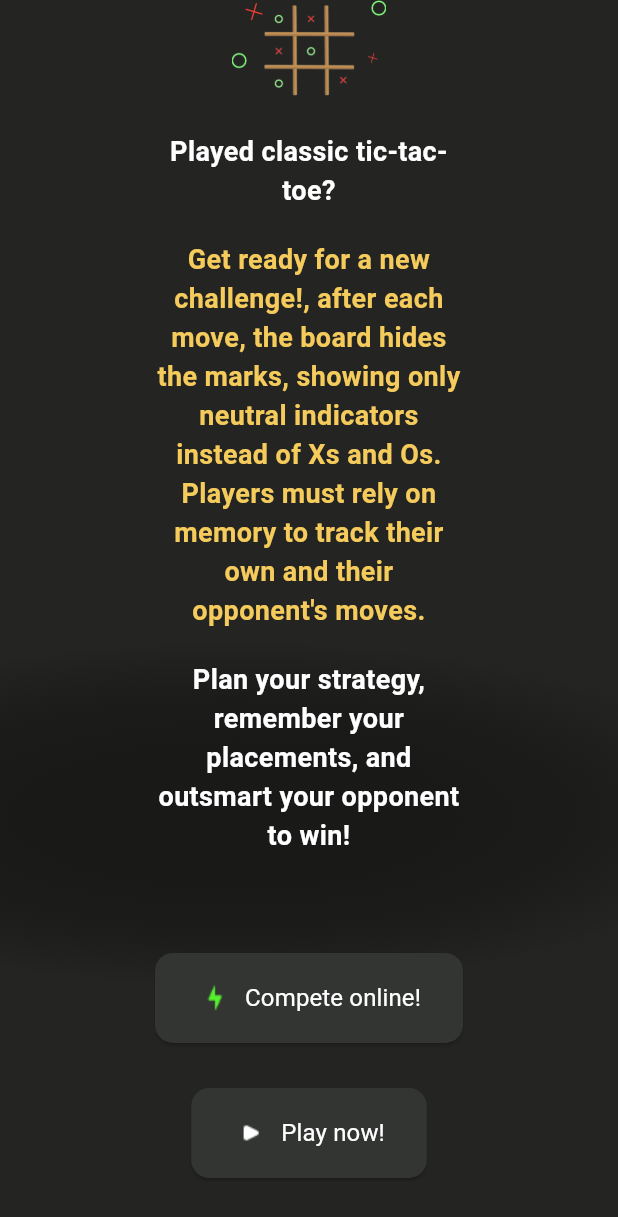
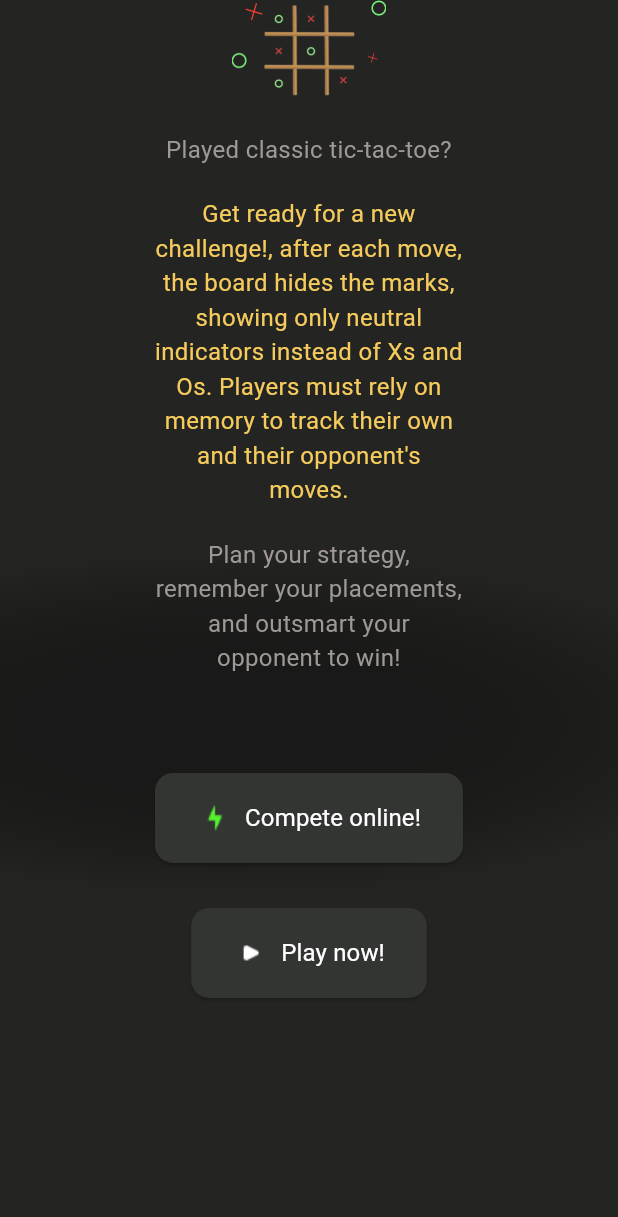
Before and after one commit to UnHired-Coder/BlindsPlay, a Flutter app: the HomePage screen opened directly, on a phone screen of 412 x 824 dp. Shown: the top 1217 px of the screen. Run offline on Flutter 3.47's test engine with Material 3 defaults, Android fonts, the phone set to English and light mode, and no system bars; our stand-ins replace audioplayers, equatable, flutter_bloc; Roboto replaces fonts that are missing (Itim).

Commit message:
Ui: Fixes color on home screen

```diff
--- a/lib/presentation/screens/home_page.dart
+++ b/lib/presentation/screens/home_page.dart
@@ -54,8 +54,8 @@ class HomePage extends StatelessWidget {
                             Text(
                               "Played classic tic-tac-toe?",
                               textAlign: TextAlign.center,
-                              style: AppTextStyles.bodyTextLarge
-                                  .copyWith(color: AppColors.onPrimary),
+                              style: AppTextStyles.bodyText
+                                  .copyWith(color: Color(0xFF9F9898)),
                               softWrap: true,
                             ),
                             SizedBox(height: 20),
@@ -63,7 +63,7 @@ class HomePage extends StatelessWidget {
                               "Get ready for a new challenge!, after each move, the board hides the marks, showing only neutral indicators"
                               " instead of Xs and Os. Players must rely on memory to track their own and their opponent's moves.",
                               textAlign: TextAlign.center,
-                              style: AppTextStyles.bodyTextLarge
+                              style: AppTextStyles.bodyText
                                   .copyWith(color: AppColors.accent),
                               softWrap: true,
                             ),
@@ -71,8 +71,8 @@ class HomePage extends StatelessWidget {
                             Text(
                               "Plan your strategy, remember your placements, and outsmart your opponent to win!",
                               textAlign: TextAlign.center,
-                              style: AppTextStyles.bodyTextLarge
-                                  .copyWith(color: AppColors.onPrimary),
+                              style: AppTextStyles.bodyText
+                                  .copyWith(color: Color(0xFF9F9898)),
                               softWrap: true,
                             )
                           ],
```
